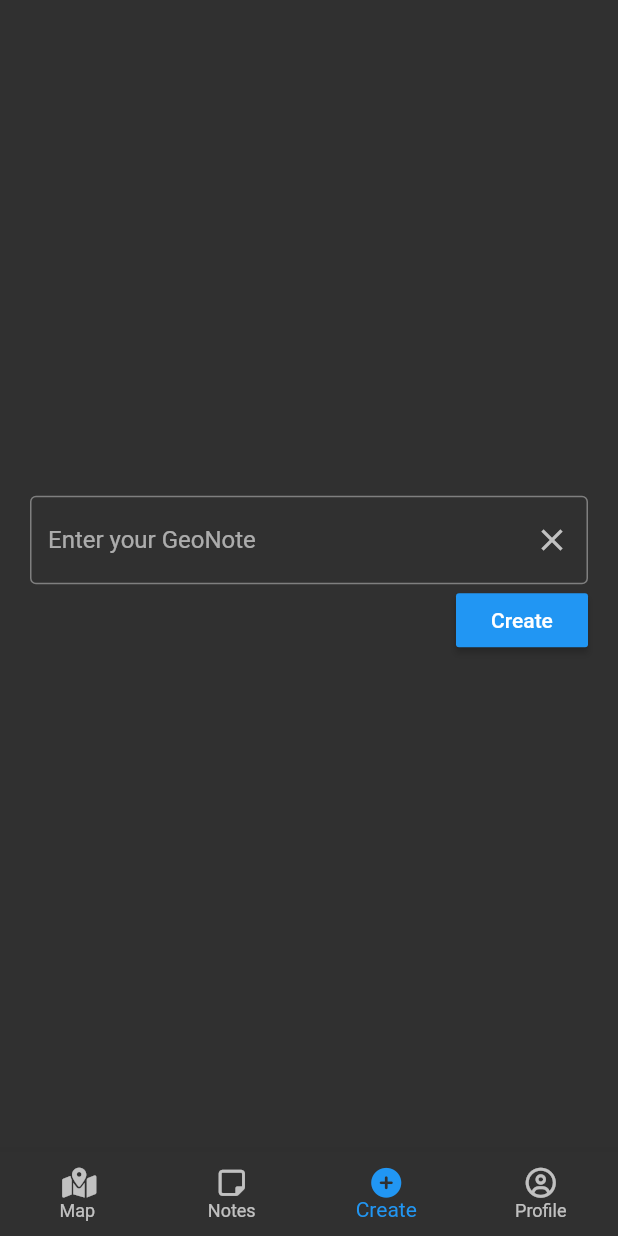
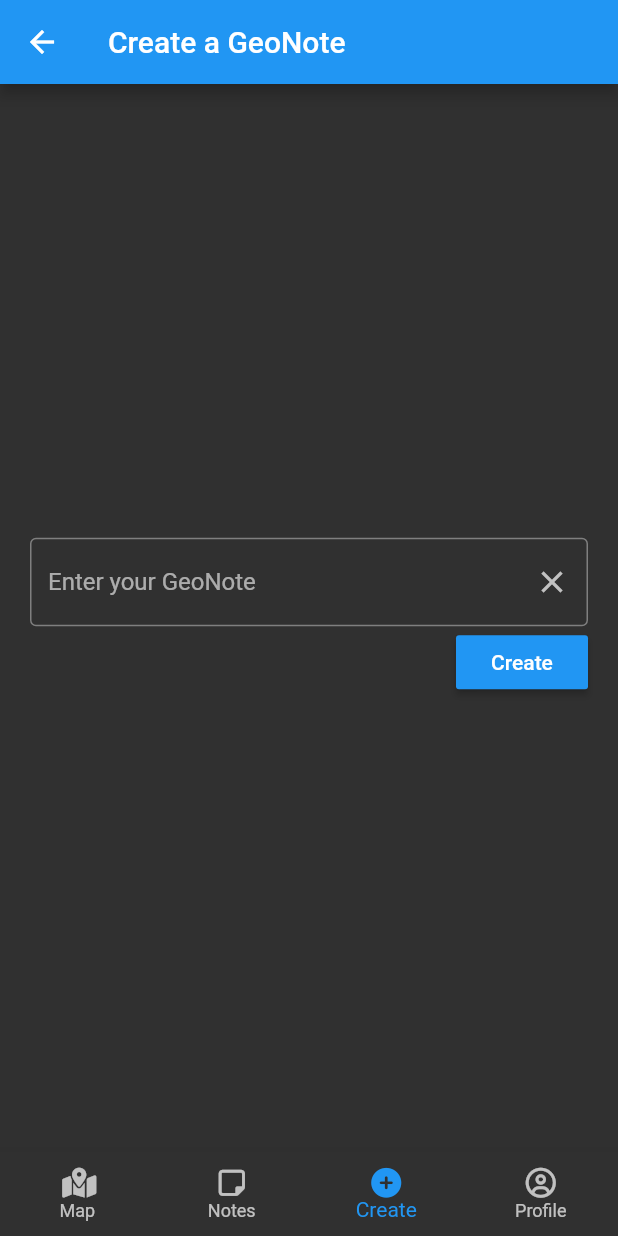
Before and after one commit to rylero/GeoNotes, a Flutter app: the CreateScreen screen opened by its route, on a phone screen of 412 x 824 dp. Run offline on Flutter 3.47's test engine with Material 2 defaults, Android fonts, the phone set to English and light mode, and no system bars; our stand-ins replace cloud_firestore, firebase_auth, firebase_core, font_awesome_flutter, geolocator, google_maps_flutter and 4 more; missing offline and left inert: dart:ffi, geoflutterfire; accounts and stored records are empty.

Commit message:
added an appbar at the top with a title

```diff
--- a/lib/create/create.dart
+++ b/lib/create/create.dart
@@ -73,7 +73,13 @@ class CreateScreenState extends State<CreateScreen> {
 
   @override
   Widget build(BuildContext context) {
+    final title = 'Create a GeoNote';
+
     return Scaffold(
+      appBar: AppBar(
+        title: Text(title),
+        backgroundColor: Colors.blue,
+      ),
       body: Padding(
         padding: const EdgeInsets.all(20.0),
         child: Column(
```
